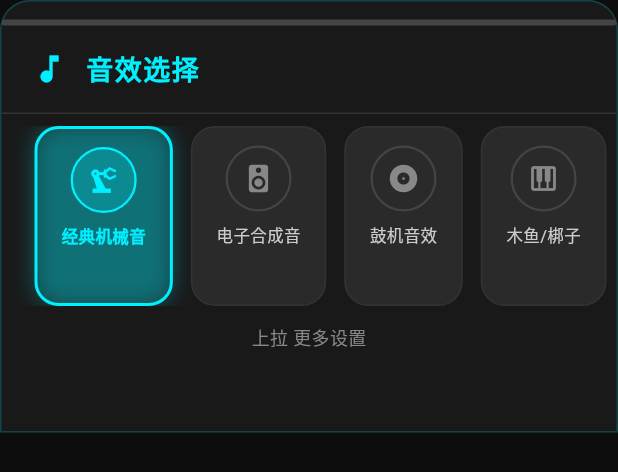
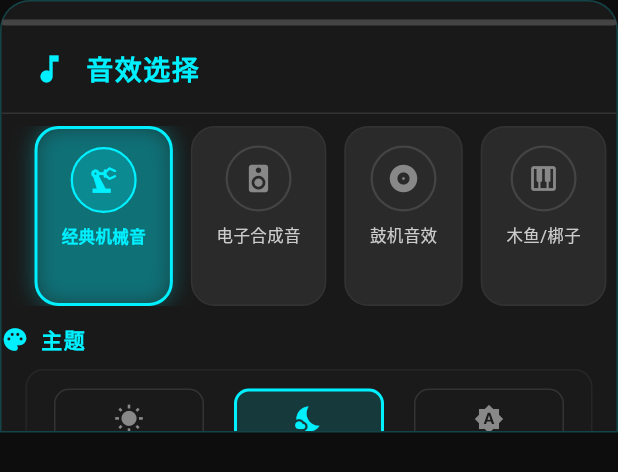
Before and after one commit to caixy-plus/metronome, a Flutter app: the SettingsBottomSheet widget shown alone on an empty page, opened directly, on a phone screen of 412 x 824 dp. Shown: the top 472 px of the screen. Run offline on Flutter 3.47's test engine with Material 3 defaults, Android fonts, the phone set to English and light mode, and no system bars; our stand-ins replace flutter_local_notifications, package_info_plus, shared_preferences, web; missing offline and left inert: flutter_soloud, window_manager; accounts and stored records are empty; network calls fail.

Commit message:
feat(settings): add theme mode selector to bottom sheet
Co-Authored-By: Claude Opus 4.7 <noreply@anthropic.com>

```diff
--- a/lib/screens/home_screen/settings_bottom_sheet.dart
+++ b/lib/screens/home_screen/settings_bottom_sheet.dart
@@ -4,6 +4,7 @@ import 'package:package_info_plus/package_info_plus.dart';
 import 'package:provider/provider.dart';
 import '../../models/sound_type.dart';
 import '../../providers/metronome_provider.dart';
+import '../../providers/theme_provider.dart';
 import '../../utils/update_service.dart';
 import '../../widgets/sound_type_tile.dart';
 import '../../widgets/update_dialog.dart';
@@ -89,6 +90,8 @@ class _SettingsBottomSheetState extends State<SettingsBottomSheet> {
                 const SliverToBoxAdapter(child: SizedBox(height: 8)),
                 const SliverToBoxAdapter(child: _SoundTypeSelector()),
                 const SliverToBoxAdapter(child: SizedBox(height: 12)),
+                const SliverToBoxAdapter(child: _ThemeSelector()),
+                const SliverToBoxAdapter(child: SizedBox(height: 12)),
                 SliverToBoxAdapter(
                   child: Center(
                     child: Padding(
@@ -164,7 +167,6 @@ class _SoundTypeSelector extends StatelessWidget {
 
   @override
   Widget build(BuildContext context) {
-    final colors = Theme.of(context).extension<AppColors>()!;
     return Consumer<MetronomeProvider>(
       builder: (context, provider, _) {
         return SizedBox(
@@ -286,3 +288,126 @@ class _MoreSettingsSection extends StatelessWidget {
     );
   }
 }
+
+class _ThemeSelector extends StatelessWidget {
+  const _ThemeSelector();
+
+  @override
+  Widget build(BuildContext context) {
+    final colors = Theme.of(context).extension<AppColors>()!;
+    final themeProvider = context.watch<ThemeProvider>();
+
+    return Column(
+      crossAxisAlignment: CrossAxisAlignment.start,
+      children: [
+        Row(
+          children: [
+            Icon(Icons.palette, color: colors.primary, size: 18),
+            SizedBox(width: 8),
+            Text(
+              '主题',
+              style: TextStyle(
+                color: colors.primary,
+                fontSize: 14,
+                fontWeight: FontWeight.bold,
+                letterSpacing: 1,
+              ),
+            ),
+          ],
+        ),
+        const SizedBox(height: 10),
+        Container(
+          margin: EdgeInsets.symmetric(horizontal: 16),
+          decoration: BoxDecoration(
+            color: colors.surface.withValues(alpha: 0.6),
+            borderRadius: BorderRadius.circular(12),
+            border: Border.all(color: colors.border.withValues(alpha: 0.5), width: 1),
+          ),
+          padding: EdgeInsets.all(12),
+          child: Row(
+            mainAxisAlignment: MainAxisAlignment.spaceEvenly,
+            children: [
+              SizedBox(
+                width: 100,
+                child: _ThemeOption(
+                  label: '明亮',
+                  icon: Icons.wb_sunny,
+                  isSelected: themeProvider.themeMode == ThemeMode.light,
+                  onTap: () => themeProvider.setThemeMode(ThemeMode.light),
+                ),
+              ),
+              SizedBox(width: 8),
+              SizedBox(
+                width: 100,
+                child: _ThemeOption(
+                  label: '暗色',
+                  icon: Icons.nights_stay,
+                  isSelected: themeProvider.themeMode == ThemeMode.dark,
+                  onTap: () => themeProvider.setThemeMode(ThemeMode.dark),
+                ),
+              ),
+              SizedBox(width: 8),
+              SizedBox(
+                width: 100,
+                child: _ThemeOption(
+                  label: '自动',
+                  icon: Icons.brightness_auto,
+                  isSelected: themeProvider.themeMode == ThemeMode.system,
+                  onTap: () => themeProvider.setThemeMode(ThemeMode.system),
+                ),
+              ),
+            ],
+          ),
+        ),
+      ],
+    );
+  }
+}
+
+class _ThemeOption extends StatelessWidget {
+  final String label;
+  final IconData icon;
+  final bool isSelected;
+  final VoidCallback onTap;
+
+  const _ThemeOption({
+    required this.label,
+    required this.icon,
+    required this.isSelected,
+    required this.onTap,
+  });
+
+  @override
+  Widget build(BuildContext context) {
+    final colors = Theme.of(context).extension<AppColors>()!;
+    return TextButton(
+      onPressed: onTap,
+      style: TextButton.styleFrom(
+        padding: EdgeInsets.symmetric(vertical: 10),
+        backgroundColor: isSelected ? colors.primary.withValues(alpha: 0.15) : Colors.transparent,
+        shape: RoundedRectangleBorder(
+          borderRadius: BorderRadius.circular(10),
+          side: BorderSide(
+            color: isSelected ? colors.primary : colors.border,
+            width: isSelected ? 2 : 1,
+          ),
+        ),
+      ),
+      child: Column(
+        mainAxisSize: MainAxisSize.min,
+        children: [
+          Icon(icon, color: isSelected ? colors.primary : colors.textSecondary, size: 20),
+          SizedBox(height: 4),
+          Text(
+            label,
+            style: TextStyle(
+              color: isSelected ? colors.primary : colors.textPrimary,
+              fontSize: 12,
+              fontWeight: isSelected ? FontWeight.bold : FontWeight.normal,
+            ),
+          ),
+        ],
+      ),
+    );
+  }
+}
```
